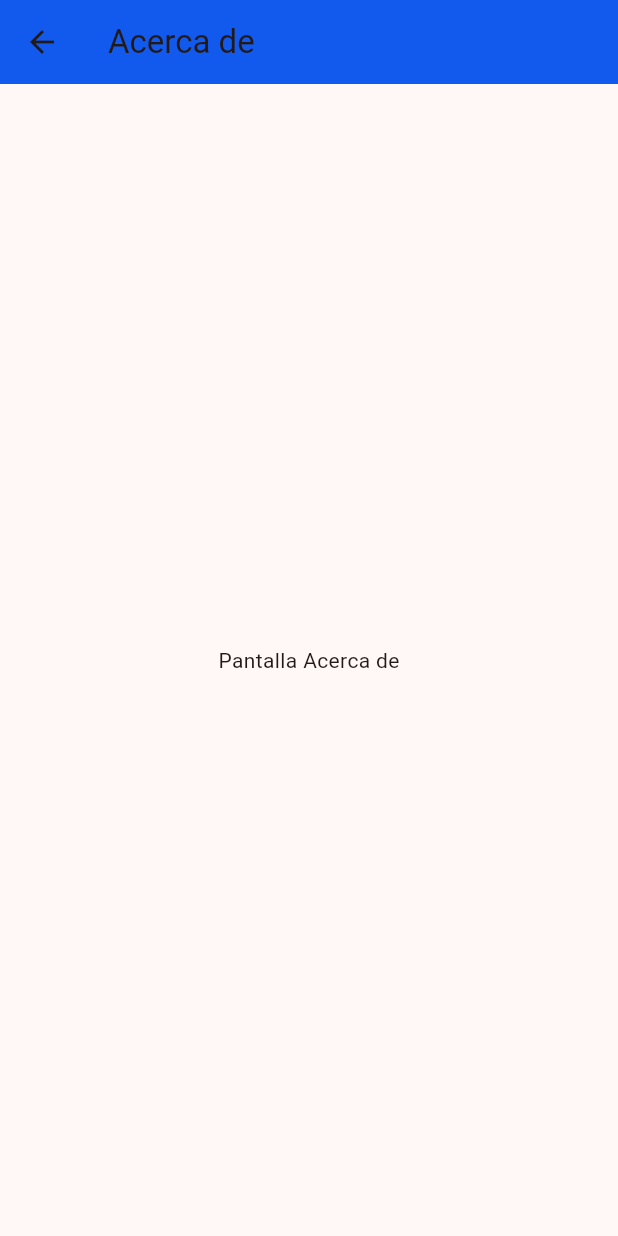
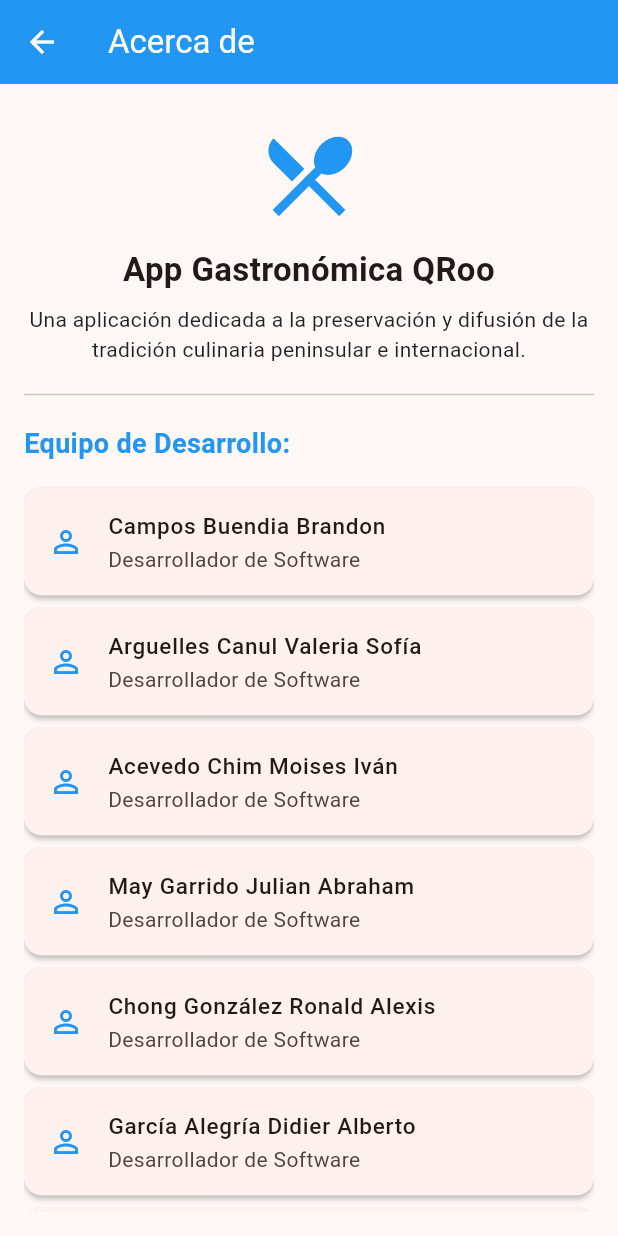
Before and after one commit to BrandonCBB/02-dam-AACCCCGM, a Flutter app: the AboutScreen screen opened directly, on a phone screen of 412 x 824 dp. Run offline on Flutter 3.47's test engine with Material 3 defaults, Android fonts, the phone set to English and light mode, and no system bars; network calls fail.

Commit message:
feat: pantallas de favoritos y acerca de con nombres del equipo

```diff
--- a/lib/screens/about_screen.dart
+++ b/lib/screens/about_screen.dart
@@ -1,16 +1,85 @@
 import 'package:flutter/material.dart';
 
-class AboutScreen extends StatelessWidget {const AboutScreen({super.key});
+class AboutScreen extends StatelessWidget {
+  const AboutScreen({super.key});
+
+  final List<String> _integrantes = const [
+    'Campos Buendia Brandon',
+    'Arguelles Canul Valeria Sofía',
+    'Acevedo Chim Moises Iván',
+    'May Garrido Julian Abraham',
+    'Chong González Ronald Alexis',
+    'García Alegría Didier Alberto',
+    'Chamorro Mendoza Christian Maurizzio',
+    'Castro García José Juan',
+  ];
 
   @override
   Widget build(BuildContext context) {
     return Scaffold(
       appBar: AppBar(
-        title: const Text("Acerca de"),
-        backgroundColor: const Color.fromARGB(255, 17, 90, 237),
+        title: const Text('Acerca de'),
+        backgroundColor: Colors.blue,
+        foregroundColor: Colors.white,
       ),
-      body: const Center(
-        child: Text("Pantalla Acerca de"),
+      body: Padding(
+        padding: const EdgeInsets.all(16.0),
+        child: ListView(
+          children: [
+            const SizedBox(height: 10),
+            const Icon(
+              Icons.restaurant_menu,
+              size: 70,
+              color: Colors.blue,
+            ),
+            const SizedBox(height: 12),
+            const Text(
+              'App Gastronómica QRoo',
+              textAlign: TextAlign.center,
+              style: TextStyle(
+                fontSize: 22,
+                fontWeight: FontWeight.bold,
+              ),
+            ),
+            const SizedBox(height: 8),
+            const Text(
+              'Una aplicación dedicada a la preservación y difusión de la tradición culinaria peninsular e internacional.',
+              textAlign: TextAlign.center,
+              style: TextStyle(fontSize: 14, color: Colors.black87),
+            ),
+            const Divider(height: 40, thickness: 1),
+            const Text(
+              'Equipo de Desarrollo:',
+              style: TextStyle(
+                fontSize: 18,
+                fontWeight: FontWeight.bold,
+                color: Colors.blue,
+              ),
+            ),
+            const SizedBox(height: 12),
+            ..._integrantes.map(
+              (nombre) => Card(
+                margin: const EdgeInsets.symmetric(vertical: 4),
+                elevation: 1.5,
+                child: ListTile(
+                  leading: const Icon(
+                    Icons.person_outline,
+                    color: Colors.blue,
+                  ),
+                  title: Text(
+                    nombre,
+                    style: const TextStyle(
+                      fontSize: 15,
+                      fontWeight: FontWeight.w500,
+                    ),
+                  ),
+                  subtitle: const Text('Desarrollador de Software'),
+                ),
+              ),
+            ),
+            const SizedBox(height: 20),
+          ],
+        ),
       ),
     );
   }
--- a/lib/screens/favoritos_screen.dart
+++ b/lib/screens/favoritos_screen.dart
@@ -7,11 +7,27 @@ class FavoritosScreen extends StatelessWidget {
   Widget build(BuildContext context) {
     return Scaffold(
       appBar: AppBar(
-        title: const Text("Favoritos"),
-        backgroundColor: const Color.fromARGB(255, 17, 90, 237),
+        title: const Text('Mis Favoritos'),
+        backgroundColor: Colors.blue,
+        foregroundColor: Colors.white,
       ),
-      body: const Center(
-        child: Text("Pantalla de Favoritos"),
+      body: Center(
+        child: Column(
+          mainAxisAlignment: MainAxisAlignment.center,
+          children: [
+            Icon(Icons.favorite_border, size: 80, color: Colors.grey[400]),
+            const SizedBox(height: 16),
+            const Text(
+              'Aún no tienes platillos guardados',
+              style: TextStyle(fontSize: 18, fontWeight: FontWeight.bold),
+            ),
+            const SizedBox(height: 8),
+            Text(
+              'Marca tus recetas preferidas para verlas aquí.',
+              style: TextStyle(color: Colors.grey[600]),
+            ),
+          ],
+        ),
       ),
     );
   }
```
